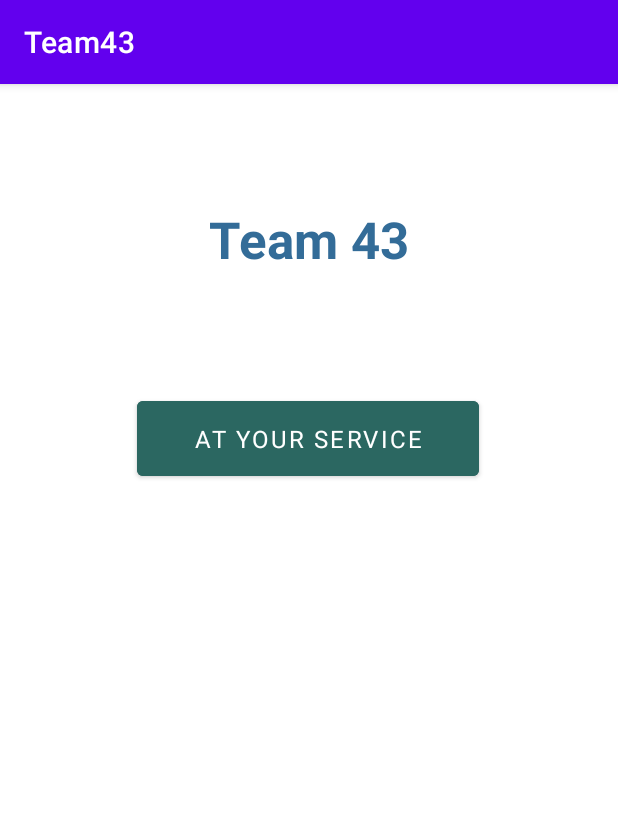
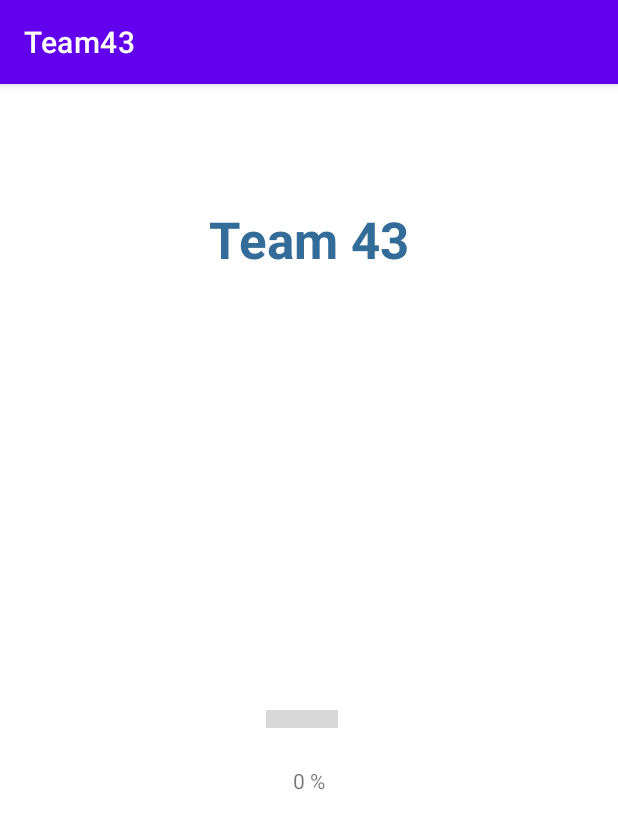
Before and after one commit to shambhavik14/Team43, an Android app: the screen it shows after launch (MainActivity), on a phone screen of 412 x 824 dp. Shown: the top 829 px of the screen. Run offline under Robolectric (Android 15) with nearby library versions, the phone set to English and light mode, and no system bars.

Commit message:
added progress bar

```diff
--- a/app/src/main/java/edu/northeastern/team43/MainActivity.java
+++ b/app/src/main/java/edu/northeastern/team43/MainActivity.java
@@ -1,52 +1,47 @@
 package edu.northeastern.team43;
-
-import androidx.appcompat.app.AppCompatActivity;
-import androidx.recyclerview.widget.LinearLayoutManager;
-import androidx.recyclerview.widget.RecyclerView;
 
 import android.content.Intent;
 import android.os.Bundle;
-import android.provider.Telephony;
-import android.renderscript.ScriptGroup;
 import android.view.View;
+import android.view.WindowManager;
 import android.widget.Button;
+import android.widget.ProgressBar;
+import android.widget.TextView;
 
-import java.util.ArrayList;
-
-import org.json.JSONArray;
-import org.json.JSONException;
-import org.json.JSONObject;
-
-import java.io.BufferedReader;
-import java.io.IOException;
-import java.io.InputStream;
-import java.io.InputStreamReader;
-import java.net.MalformedURLException;
-import java.net.URL;
-
-import javax.net.ssl.HttpsURLConnection;
+import androidx.appcompat.app.AppCompatActivity;
 
 import edu.northeastern.team43.R.id;
 
 public class MainActivity extends AppCompatActivity {
+    private ProgressBar progressBar;
+    private TextView textView;
+    private Button covidNewsApi;
 
     @Override
     protected void onCreate(Bundle savedInstanceState) {
         super.onCreate(savedInstanceState);
         setContentView(R.layout.activity_main);
 
-        Button covidNewsApi = (Button) findViewById(id.btnYourService);
-
-
+        covidNewsApi = (Button) findViewById(id.btnYourService);
+        getWindow().setFlags(WindowManager.LayoutParams.FLAG_FULLSCREEN, WindowManager.LayoutParams.FLAG_FULLSCREEN);
+        progressBar = findViewById(R.id.progressBar);
+        textView = findViewById(R.id.progressText);
+        progressBar.setMax(100);
+        progressBar.setScaleY(3f);
+        covidNewsApi.setVisibility(View.INVISIBLE);
+        progressAnimation();
         covidNewsApi.setOnClickListener(new View.OnClickListener() {
             @Override
             public void onClick(View v) {
-                Intent intent = new Intent(MainActivity.this, States.class);
+                Intent intent = new Intent(getApplicationContext(), States.class);
                 startActivity(intent);
             }
         });
     }
 
-
-
+    private void progressAnimation() {
+        ProgressBarAnimation animation = new ProgressBarAnimation(getApplicationContext(), progressBar, textView, 0f, 100f, covidNewsApi);
+        animation.setDuration(5000);
+        progressBar.setAnimation(animation);
+    }
 }
--- /dev/null
+++ b/app/src/main/java/edu/northeastern/team43/ProgressBarAnimation.java
@@ -0,0 +1,38 @@
+package edu.northeastern.team43;
+
+import android.content.Context;
+import android.view.View;
+import android.view.animation.Animation;
+import android.view.animation.Transformation;
+import android.widget.Button;
+import android.widget.ProgressBar;
+import android.widget.TextView;
+
+public class ProgressBarAnimation extends Animation {
+
+    private Context context;
+    private ProgressBar progressBar;
+    private TextView textView;
+    private float from;
+    private float to;
+    private Button covidNewsApi;
+    public ProgressBarAnimation(Context context,ProgressBar progressBar,TextView textView,float from,float to,Button covidNewsApi){
+        this.context = context;
+        this.progressBar = progressBar;
+        this.textView = textView;
+        this.from = from;
+        this.to = to;
+        this.covidNewsApi = covidNewsApi;
+    }
+    @Override
+    protected void applyTransformation(float interpolatedTime, Transformation transformation){
+        super.applyTransformation(interpolatedTime, transformation);
+        float value = from + (to-from) * interpolatedTime;
+        progressBar.setProgress((int)value);
+        textView.setText((int)value + " %");
+        if (value==to){
+            covidNewsApi.setVisibility(View.VISIBLE);
+
+        }
+    }
+}
--- a/app/src/main/java/edu/northeastern/team43/States.java
+++ b/app/src/main/java/edu/northeastern/team43/States.java
@@ -1,51 +1,36 @@
 package edu.northeastern.team43;
 
-import androidx.annotation.NonNull;
+import android.os.Bundle;
+import android.util.Log;
+
 import androidx.appcompat.app.AppCompatActivity;
-import androidx.recyclerview.widget.ItemTouchHelper;
 import androidx.recyclerview.widget.LinearLayoutManager;
 import androidx.recyclerview.widget.RecyclerView;
-
-import android.content.Intent;
-import android.os.Bundle;
-import android.util.Log;
-import android.view.View;
-import android.widget.Button;
-
-import com.google.android.material.snackbar.Snackbar;
 
 import org.json.JSONException;
 import org.json.JSONObject;
 
 import java.io.BufferedReader;
-import java.io.File;
-import java.io.IOException;
 import java.io.InputStream;
 import java.io.InputStreamReader;
-import java.lang.reflect.Array;
-import java.net.MalformedURLException;
 import java.net.URL;
-import java.nio.file.Files;
-import java.nio.file.Path;
-import java.nio.file.Paths;
 import java.util.ArrayList;
 import java.util.Iterator;
-import java.util.List;
 
 import javax.net.ssl.HttpsURLConnection;
 
 public class States extends AppCompatActivity {
+    static JSONObject jsonObject;
     RecyclerView recyclerView;
     StateRecyclerViewAdapater stateRecyclerViewAdapater;
     ArrayList<String> stateNameList;
-    static JSONObject jsonObject;
 
     @Override
     protected void onCreate(Bundle savedInstanceState) {
         super.onCreate(savedInstanceState);
         setContentView(R.layout.activity_states);
-        recyclerView=findViewById(R.id.recyclerView);
-        Thread thread = new Thread(()->{
+        recyclerView = findViewById(R.id.recyclerView);
+        Thread thread = new Thread(() -> {
 
             String api = api();
             try {
@@ -53,21 +38,20 @@ public class States extends AppCompatActivity {
             } catch (JSONException e) {
                 e.printStackTrace();
             }
-            Log.println(Log.DEBUG,"",api);
-            stateNameList =new ArrayList<>();
-            if (jsonObject!=null){
+            Log.println(Log.DEBUG, "", api);
+            stateNameList = new ArrayList<>();
+            if (jsonObject != null) {
                 Iterator<String> keysIterator = jsonObject.keys();
-                while (keysIterator.hasNext()){
+                while (keysIterator.hasNext()) {
                     String key = keysIterator.next();
                     stateNameList.add(key);
                 }
             }
-            runOnUiThread(()->{
+            runOnUiThread(() -> {
                 setAdapter();
 
                 stateRecyclerViewAdapater.notifyDataSetChanged();
             });
-
         });
         thread.start();
     }
@@ -75,39 +59,24 @@ public class States extends AppCompatActivity {
     private String api() {
         String data = "";
         try {
-            URL url=new URL("https://data.covid19india.org/v4/min/data.min.json");
-            HttpsURLConnection httpsURLConnection=(HttpsURLConnection) url.openConnection();
-            InputStream inputStream=httpsURLConnection.getInputStream();
-            BufferedReader bufferedReader=new BufferedReader(new InputStreamReader(inputStream));
+            URL url = new URL("https://data.covid19india.org/v4/min/data.min.json");
+            HttpsURLConnection httpsURLConnection = (HttpsURLConnection) url.openConnection();
+            InputStream inputStream = httpsURLConnection.getInputStream();
+            BufferedReader bufferedReader = new BufferedReader(new InputStreamReader(inputStream));
             String line;
-
-            while((line=bufferedReader.readLine())!=null){
-                data=data+line;
+            while ((line = bufferedReader.readLine()) != null) {
+                data = data + line;
             }
-
         } catch (Exception e) {
 
-//            try {
-//                List<String> strings = Files.readAllLines(Paths.get("/Users/amitsk/AndroidStudioProjects/Team43/app/src/main/java/edu/northeastern/team43/data.min.json"));
-//                for (String s : strings){
-//                    data+=s;
-//                }
-//            } catch (IOException ex) {
-//                ex.printStackTrace();
-//            }
-
         }
-
         return data;
     }
 
-    void setAdapter(){
-        stateRecyclerViewAdapater=new StateRecyclerViewAdapater(stateNameList, this,jsonObject);
-        RecyclerView.LayoutManager linearLayoutManager=new LinearLayoutManager(this);
+    void setAdapter() {
+        stateRecyclerViewAdapater = new StateRecyclerViewAdapater(stateNameList, this, jsonObject);
+        RecyclerView.LayoutManager linearLayoutManager = new LinearLayoutManager(this);
         recyclerView.setLayoutManager(linearLayoutManager);
         recyclerView.setAdapter(stateRecyclerViewAdapater);
-
-
     }
-
 }
--- a/app/src/main/res/layout/activity_main.xml
+++ b/app/src/main/res/layout/activity_main.xml
@@ -52,4 +52,25 @@
         android:orientation="horizontal"
         app:layout_constraintGuide_begin="696dp" />
 
+    <ProgressBar
+        android:id="@+id/progressBar"
+        style="?android:attr/progressBarStyleHorizontal"
+        android:layout_width="wrap_content"
+        android:layout_height="wrap_content"
+        android:layout_marginTop="148dp"
+        app:layout_constraintEnd_toEndOf="parent"
+        app:layout_constraintHorizontal_bias="0.487"
+        app:layout_constraintStart_toStartOf="parent"
+        app:layout_constraintTop_toBottomOf="@+id/btnYourService" />
+
+    <TextView
+        android:id="@+id/progressText"
+        android:layout_width="wrap_content"
+        android:layout_height="wrap_content"
+        android:layout_marginTop="23dp"
+        android:text="TextView"
+        app:layout_constraintEnd_toEndOf="parent"
+        app:layout_constraintStart_toStartOf="parent"
+        app:layout_constraintTop_toBottomOf="@+id/progressBar" />
+
 </androidx.constraintlayout.widget.ConstraintLayout>
```
